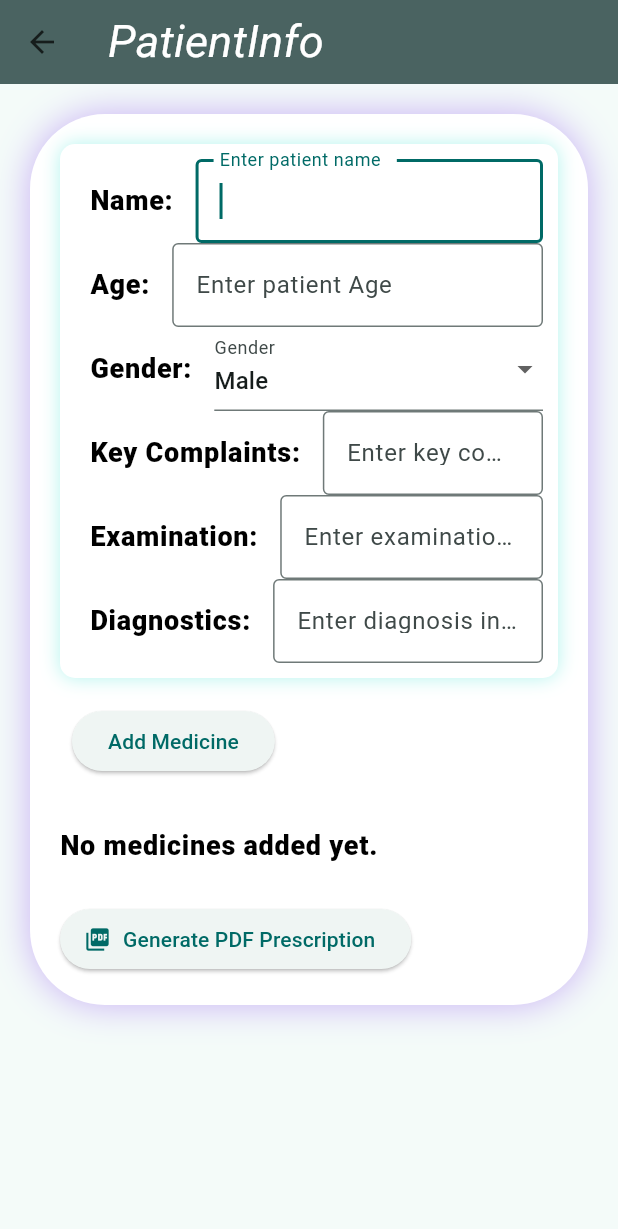
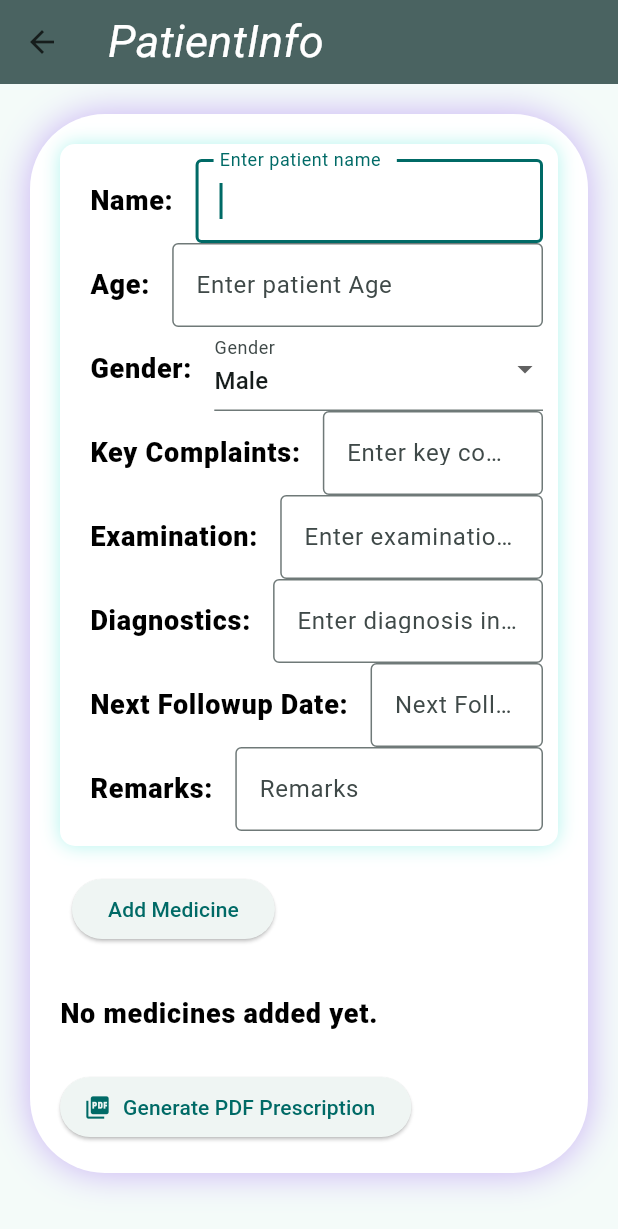
Before and after one commit to harshalga/docautomations, a Flutter app: the Addprescrip screen opened directly, after a tap on "Generate PDF Prescription", on a phone screen of 412 x 824 dp. Shown: the top 1229 px of the screen. Run offline on Flutter 3.47's test engine with Material 3 defaults, Android fonts, the light colour scheme and no system bars; our stand-ins replace google_fonts, open_file, pdf, printing; Roboto replaces fonts that are missing (Aleo).

Commit message:
Selectively show the print PDF for Web and AndroidCurrent date added to the PDF

```diff
--- a/lib/widgets/AddPrescriptionScr.dart
+++ b/lib/widgets/AddPrescriptionScr.dart
@@ -7,11 +7,12 @@ import 'package:flutter/material.dart';
 import 'package:pdf/pdf.dart';
 import 'package:pdf/widgets.dart' as pw;
 import 'package:printing/printing.dart';
-import 'dart:io';
+import 'dart:io' as io; // Needed for File IO;
 import 'package:open_file/open_file.dart';
 import 'package:path_provider/path_provider.dart';
 import 'package:printing/printing.dart';
 import 'package:intl/intl.dart';
+import 'package:flutter/foundation.dart';
 
 class Addprescriptionscr extends StatefulWidget {
   const Addprescriptionscr({super.key});
@@ -143,9 +144,27 @@ try
   // await file.writeAsBytes(await pdf.save());
 
   // OpenFile.open(file.path);
-  await Printing.layoutPdf(
-  onLayout: (PdfPageFormat format) async => pdf.save(),
-);
+  // await Printing.layoutPdf(
+  // onLayout: (PdfPageFormat format) async => pdf.save(),
+
+  final pdfBytes = await pdf.save();
+
+    if (kIsWeb) {
+      // Web: Show print dialog or download
+      await Printing.layoutPdf(onLayout: (format) async => pdfBytes);
+      // OR use sharePdf to offer download
+      // await Printing.sharePdf(bytes: pdfBytes, filename: 'prescription.pdf');
+    } else {
+      // Android/iOS/Desktop
+      final dir = await getTemporaryDirectory();
+      final file = io.File('${dir.path}/prescription.pdf');
+      await file.writeAsBytes(pdfBytes);
+      await OpenFile.open(file.path);
+    }
+
+
+
+
 }
 catch(e)
 {print("Error generating or opening PDF: $e");}
--- a/lib/widgets/PatientInfo.dart
+++ b/lib/widgets/PatientInfo.dart
@@ -17,7 +17,9 @@ class PatientinfoState extends State<Patientinfo> {
    final TextEditingController keyComplaintcontroller = TextEditingController();
    final TextEditingController examinationcontroller = TextEditingController();
    final TextEditingController diagnoscontroller = TextEditingController();
-   final ageController = TextEditingController();
+   final TextEditingController ageController = TextEditingController();
+   final TextEditingController remarkscontroller =TextEditingController();
+   final TextEditingController followupDatecontroller = TextEditingController();
   String selectedGender = "Male";
 
 // void _notifyParent() {
@@ -182,6 +184,44 @@ Row(
                 )   )
                 ],
               ),
+Row(
+
+                children: [
+                  const Padding(
+                    padding: EdgeInsets.all(10),
+                    child: Text('Next Followup Date: '),
+                  ),
+                  Expanded(child:
+                TextFormField(
+                  keyboardType:TextInputType.number ,
+                  decoration:  const InputDecoration(
+                      border: OutlineInputBorder(),
+                      labelText: 'Next Follow up date  '),
+                  controller: followupDatecontroller,
+                  //onChanged: (_) => _notifyParent(),
+                  validator: Validator.apply(context, const [RequiredValidation()])
+                )   )
+                ],
+              ),
+              Row(
+
+                children: [
+                  const Padding(
+                    padding: EdgeInsets.all(10),
+                    child: Text('Remarks: '),
+                  ),
+                  Expanded(child:
+                TextFormField(
+                  keyboardType:TextInputType.number ,
+                  decoration:  const InputDecoration(
+                      border: OutlineInputBorder(),
+                      labelText: 'Remarks  '),
+                  controller: remarkscontroller,
+                  //onChanged: (_) => _notifyParent(),
+                  validator: Validator.apply(context, const [RequiredValidation()])
+                )   )
+                ],
+              ),
 
       ]
     ));
```
